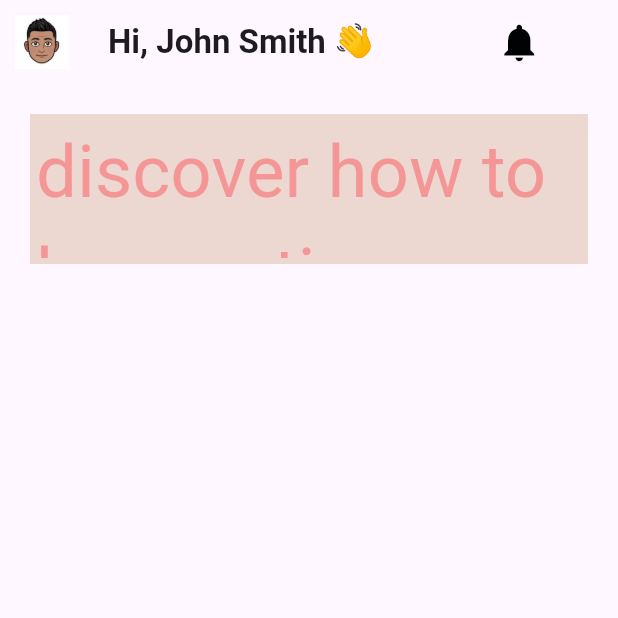
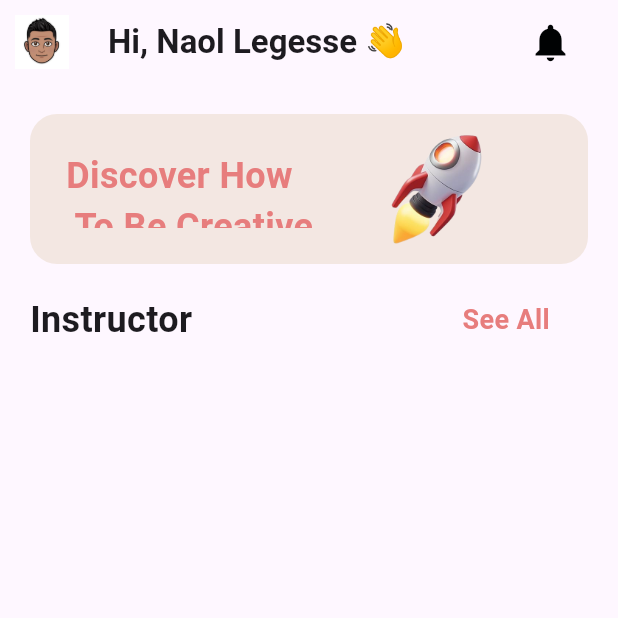
Before and after one commit to naolleg/tutorial_mobile_app, a Flutter app: the screen it shows after launch, on a phone screen of 412 x 824 dp, the top half of it. Run offline on Flutter 3.47's test engine with Material 3 defaults, Android fonts, the phone set to English and light mode, and no system bars; our stand-ins replace flutter_svg.

Commit message:
hero section done

```diff
--- a/lib/pages/homepage.dart
+++ b/lib/pages/homepage.dart
@@ -19,7 +19,7 @@ class _homepageState extends State<homepage> {
           mainAxisSize: MainAxisSize.min,
           children: [
             Text(
-              "Hi, John Smith 👋",
+              "Hi, Naol Legesse 👋",
               style: TextStyle(
                 fontWeight: FontWeight.bold,
               ),
@@ -42,20 +42,48 @@ class _homepageState extends State<homepage> {
           Padding(
             padding: const EdgeInsets.all(20.0),
             child: Container(
-              padding: const EdgeInsets.all(4.0),
+              decoration: BoxDecoration(
+                borderRadius: BorderRadius.circular(18),
+                color: Color.fromARGB(255, 243, 231, 226),
+              ),
+              padding: const EdgeInsets.all(24.0),
               height: 100,
               width: double.infinity,
-              color: Color.fromARGB(255, 236, 216, 208),
-              child: Center(
-                child: Text(
-                  "discover how to be creative",
+              child: Row(children: [
+                Text(
+                  "Discover How \n To Be Creative",
                   style: TextStyle(
-                      fontSize: 48,
-                      color: const Color.fromARGB(255, 245, 150, 150)),
+                      fontSize: 24,
+                      fontWeight: FontWeight.bold,
+                      color: const Color.fromARGB(255, 231, 125, 125)),
                 ),
+                SizedBox(width: 56),
+                Transform.scale(
+                  scale: 1.7, // Increases the size by 1.5 times the original
+                  child: Image.asset('assets/images/rocket.png'),
+                )
+              ]),
+            ),
+          ),
+          Row(children: [
+            SizedBox(width: 20),
+            Text(
+              'Instructor',
+              textAlign: TextAlign.start,
+              style: TextStyle(
+                fontSize: 24,
+                fontWeight: FontWeight.bold,
               ),
             ),
-          ),
+            SizedBox(width: 180),
+            Text(
+              'See All',
+              style: TextStyle(
+                  fontSize: 18,
+                  fontWeight: FontWeight.bold,
+                  color: const Color.fromARGB(255, 231, 125, 125)),
+            )
+          ]),
         ],
       ),
     );
```
Also changed, not shown: assets/images/rocket.png (added), lib/model/instructors.dart (added).
